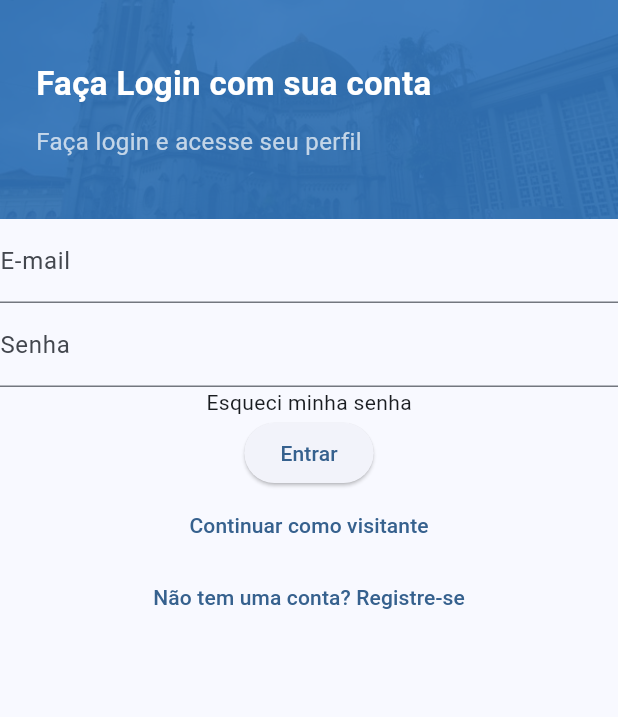
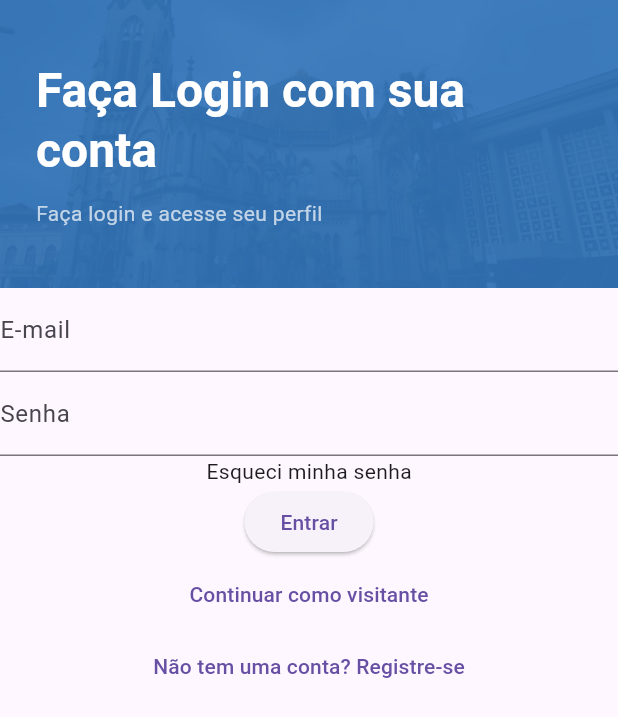
Before and after one commit to Diocese-Santos/Diocese-App, a Flutter app: the screen it shows after launch, on a phone screen of 412 x 824 dp. Shown: the top 717 px of the screen. Run offline on Flutter 3.47's test engine with Material 3 defaults, Android fonts, the phone set to English and light mode, and no system bars; Roboto replaces fonts that are missing (Montserrat).

Commit message:
feat: implement theming with AppTheme and update UI components

```diff
--- a/lib/main/main.dart
+++ b/lib/main/main.dart
@@ -1,4 +1,5 @@
 import 'package:diocese_santos/main/factories/ui/pages/login_page_factory.dart';
+import 'package:diocese_santos/ui/core/themes/theme.dart';
 
 import 'package:flutter/material.dart';
 
@@ -11,20 +12,10 @@ class MyApp extends StatelessWidget {
 
   @override
   Widget build(BuildContext context) {
-    final colorSchema = ColorScheme.fromSeed(
-      seedColor: Colors.blue,
-      brightness: Brightness.light,
-    );
-
     return MaterialApp(
       debugShowCheckedModeBanner: false,
-      darkTheme: ThemeData(
-        dividerTheme: const DividerThemeData(space: 0),
-        appBarTheme: AppBarTheme(color: colorSchema.primaryContainer),
-        brightness: Brightness.light,
-        colorScheme: colorSchema,
-        useMaterial3: true,
-      ),
+      theme: AppTheme.lightTheme,
+      darkTheme: AppTheme.darkTheme,
       themeMode: ThemeMode.dark,
       home: makeLoginPage(),
     );
--- /dev/null
+++ b/lib/ui/core/themes/theme.dart
@@ -0,0 +1,19 @@
+// coverage:ignore-file
+
+import 'package:flutter/material.dart';
+
+abstract final class AppTheme {
+  static ThemeData lightTheme = ThemeData(
+    useMaterial3: true,
+    brightness: Brightness.light,
+    dividerTheme: const DividerThemeData(space: 0),
+    appBarTheme: const AppBarTheme(
+      elevation: 0,
+      centerTitle: true,
+    ),
+    fontFamily: 'Montserrat',
+    extensions: const [],
+  );
+
+  static ThemeData darkTheme = lightTheme;
+}
--- a/lib/ui/pages/login_page.dart
+++ b/lib/ui/pages/login_page.dart
@@ -16,10 +16,9 @@ class LoginPage extends StatelessWidget {
             title: 'Faça Login com sua conta',
             child: Text(
               'Faça login e acesse seu perfil',
-              style: TextStyle(
-                color: Colors.white70,
-                fontSize: 16,
-              ),
+              style: Theme.of(context).textTheme.bodyMedium!.copyWith(
+                    color: Colors.white70,
+                  ),
             ),
           ),
           Form(
--- a/lib/ui/widgets/header.dart
+++ b/lib/ui/widgets/header.dart
@@ -33,11 +33,10 @@ class Header extends StatelessWidget {
         children: [
           Text(
             title,
-            style: TextStyle(
-              color: Colors.white,
-              fontSize: 22,
-              fontWeight: FontWeight.bold,
-            ),
+            style: Theme.of(context).textTheme.headlineLarge!.copyWith(
+                  color: Colors.white,
+                  fontWeight: FontWeight.bold,
+                ),
           ),
           const SizedBox(height: 12),
           child,
```
Also changed, not shown: 3 other files.
